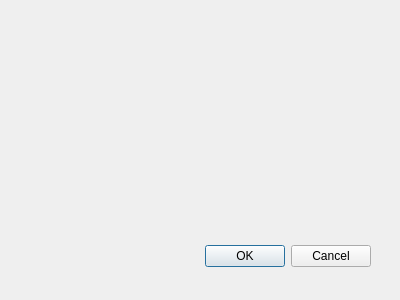
Before: the Qt Designer form ui/add_item_dialog.ui in kovdan01/otp-desktop, drawn with Qt 5.
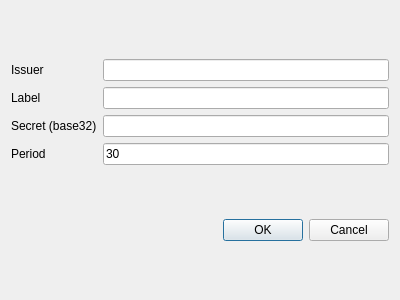
After: the same form once the commit is applied.

Patch:
```diff
--- a/ui/add_item_dialog.ui
+++ b/ui/add_item_dialog.ui
@@ -15,22 +15,69 @@
   <property name="windowTitle">
    <string>Dialog</string>
   </property>
-  <widget name="buttonBox" class="QDialogButtonBox">
-   <property name="geometry">
-    <rect>
-     <x>30</x>
-     <y>240</y>
-     <width>341</width>
-     <height>32</height>
-    </rect>
-   </property>
-   <property name="orientation">
-    <enum>Qt::Horizontal</enum>
-   </property>
-   <property name="standardButtons">
-    <set>QDialogButtonBox::Cancel|QDialogButtonBox::Ok</set>
-   </property>
-  </widget>
+  <layout class="QVBoxLayout" name="verticalLayout">
+   <item>
+    <layout class="QGridLayout" name="gridLayout">
+     <item row="2" column="2">
+      <widget class="QLineEdit" name="secret_base32_line_edit"/>
+     </item>
+     <item row="0" column="2">
+      <widget class="QLineEdit" name="issuer_line_edit"/>
+     </item>
+     <item row="0" column="0">
+      <widget class="QLabel" name="issuer_label">
+       <property name="text">
+        <string>Issuer</string>
+       </property>
+      </widget>
+     </item>
+     <item row="1" column="0">
+      <widget class="QLabel" name="label_label">
+       <property name="text">
+        <string>Label</string>
+       </property>
+      </widget>
+     </item>
+     <item row="2" column="0">
+      <widget class="QLabel" name="secret_base32_label">
+       <property name="text">
+        <string>Secret (base32)</string>
+       </property>
+      </widget>
+     </item>
+     <item row="1" column="2">
+      <widget class="QLineEdit" name="label_line_edit"/>
+     </item>
+     <item row="3" column="0">
+      <widget class="QLabel" name="period_label">
+       <property name="text">
+        <string>Period</string>
+       </property>
+      </widget>
+     </item>
+     <item row="3" column="2">
+      <widget class="QLineEdit" name="period_line_edit">
+       <property name="inputMask">
+        <string/>
+       </property>
+       <property name="text">
+        <string>30</string>
+       </property>
+      </widget>
+     </item>
+    </layout>
+   </item>
+   <item>
+    <widget class="QDialogButtonBox" name="buttonBox">
+     <property name="orientation">
+      <enum>Qt::Horizontal</enum>
+     </property>
+     <property name="standardButtons">
+      <set>QDialogButtonBox::Cancel|QDialogButtonBox::Ok</set>
+     </property>
+    </widget>
+   </item>
+  </layout>
  </widget>
  <pixmapfunction/>
  <resources/>
```
Left out of the diff: 7 changed lines with no effect on the pictures.
